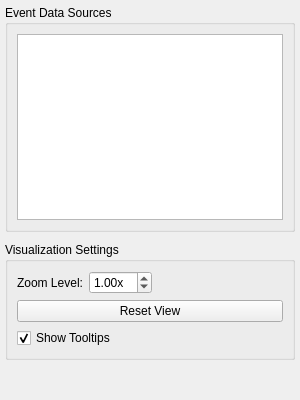
This is src/WhiskerToolbox/Analysis_Dashboard/Widgets/EventPlotWidget/EventPlotPropertiesWidget.ui in paulmthompson/WhiskerToolbox as Qt 5 draws it before an edit. The edited form follows.
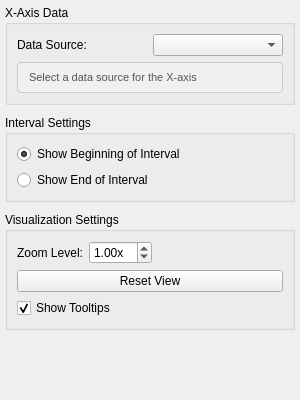
This is the edited form.

Commit message: ability to add x axis label

What changed in the file:
```diff
--- a/src/WhiskerToolbox/Analysis_Dashboard/Widgets/EventPlotWidget/EventPlotPropertiesWidget.ui
+++ b/src/WhiskerToolbox/Analysis_Dashboard/Widgets/EventPlotWidget/EventPlotPropertiesWidget.ui
@@ -32,16 +32,70 @@
    <item>
     <widget class="QGroupBox" name="data_sources_group">
      <property name="title">
-      <string>Event Data Sources</string>
+      <string>X-Axis Data</string>
      </property>
      <layout class="QVBoxLayout" name="sources_layout">
       <item>
-       <widget class="QListWidget" name="event_data_sources_list">
-        <property name="maximumHeight">
-         <number>150</number>
+       <layout class="QHBoxLayout" name="x_axis_selection_layout">
+        <item>
+         <widget class="QLabel" name="x_axis_label">
+          <property name="text">
+           <string>Data Source:</string>
+          </property>
+         </widget>
+        </item>
+        <item>
+         <widget class="QComboBox" name="x_axis_combo">
+          <property name="minimumWidth">
+           <number>150</number>
+          </property>
+         </widget>
+        </item>
+       </layout>
+      </item>
+      <item>
+       <widget class="QLabel" name="x_axis_info_label">
+        <property name="text">
+         <string>Select a data source for the X-axis</string>
         </property>
-        <property name="selectionMode">
-         <enum>QAbstractItemView::MultiSelection</enum>
+        <property name="styleSheet">
+         <string notr="true">QLabel { 
+color: #555; 
+font-size: 11px; 
+padding: 8px; 
+background-color: #f0f0f0; 
+border: 1px solid #ccc; 
+border-radius: 4px; 
+}</string>
+        </property>
+        <property name="wordWrap">
+         <bool>true</bool>
+        </property>
+       </widget>
+      </item>
+     </layout>
+    </widget>
+   </item>
+   <item>
+    <widget class="QGroupBox" name="interval_settings_group">
+     <property name="title">
+      <string>Interval Settings</string>
+     </property>
+     <layout class="QVBoxLayout" name="interval_layout">
+      <item>
+       <widget class="QRadioButton" name="interval_beginning_radio">
+        <property name="text">
+         <string>Show Beginning of Interval</string>
+        </property>
+        <property name="checked">
+         <bool>true</bool>
+        </property>
+       </widget>
+      </item>
+      <item>
+       <widget class="QRadioButton" name="interval_end_radio">
+        <property name="text">
+         <string>Show End of Interval</string>
         </property>
        </widget>
       </item>
```
Left out of the diff: 4 changed lines with no effect on the pictures. The commit also changes 2 other files.
